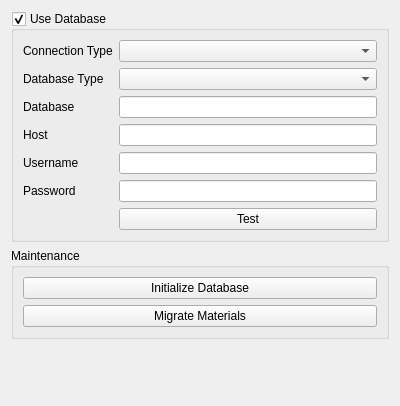
Before: the Qt Designer form src/Mod/Material/Gui/DlgSettingsDatabase.ui in davesrocketshop/FreeCAD, drawn with Qt 5.
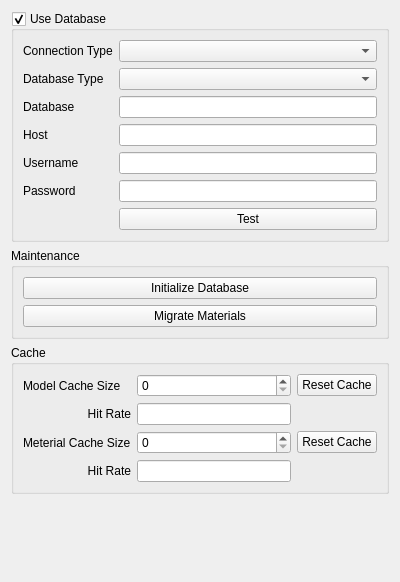
After: the same form once the commit is applied. Custom widgets are drawn as their Qt base class.

```diff
--- a/src/Mod/Material/Gui/DlgSettingsDatabase.ui
+++ b/src/Mod/Material/Gui/DlgSettingsDatabase.ui
@@ -7,7 +7,7 @@
     <x>0</x>
     <y>0</y>
     <width>400</width>
-    <height>406</height>
+    <height>582</height>
    </rect>
   </property>
   <property name="windowTitle">
@@ -167,6 +167,96 @@
      </layout>
     </widget>
    </item>
+   <item>
+    <widget class="QGroupBox" name="groupBox_2">
+     <property name="title">
+      <string>Cache</string>
+     </property>
+     <layout class="QGridLayout" name="gridLayout_3">
+      <item row="0" column="0">
+       <widget class="QLabel" name="label_7">
+        <property name="text">
+         <string>Model Cache Size</string>
+        </property>
+       </widget>
+      </item>
+      <item row="2" column="0">
+       <widget class="QLabel" name="label_8">
+        <property name="text">
+         <string>Meterial Cache Size</string>
+        </property>
+       </widget>
+      </item>
+      <item row="1" column="1">
+       <widget class="QLineEdit" name="inputModelCacheHitRate">
+        <property name="readOnly">
+         <bool>true</bool>
+        </property>
+       </widget>
+      </item>
+      <item row="3" column="1">
+       <widget class="QLineEdit" name="inputMaterialCacheHitRate"/>
+      </item>
+      <item row="1" column="0">
+       <widget class="QLabel" name="label_9">
+        <property name="text">
+         <string>Hit Rate</string>
+        </property>
+        <property name="alignment">
+         <set>Qt::AlignRight|Qt::AlignTrailing|Qt::AlignVCenter</set>
+        </property>
+       </widget>
+      </item>
+      <item row="3" column="0">
+       <widget class="QLabel" name="label_10">
+        <property name="text">
+         <string>Hit Rate</string>
+        </property>
+        <property name="alignment">
+         <set>Qt::AlignRight|Qt::AlignTrailing|Qt::AlignVCenter</set>
+        </property>
+       </widget>
+      </item>
+      <item row="2" column="1">
+       <widget class="Gui::PrefSpinBox" name="spinMaterialCacheSize">
+        <property name="prefEntry" stdset="0">
+         <cstring>MaterialCacheSize</cstring>
+        </property>
+        <property name="prefPath" stdset="0">
+         <cstring>Mod/Material/Database</cstring>
+        </property>
+       </widget>
+      </item>
+      <item row="0" column="1">
+       <widget class="Gui::PrefSpinBox" name="spinModelCacheSize">
+        <property name="maximum">
+         <number>4096</number>
+        </property>
+        <property name="prefEntry" stdset="0">
+         <cstring>ModelCacheSize</cstring>
+        </property>
+        <property name="prefPath" stdset="0">
+         <cstring>Mod/Material/Database</cstring>
+        </property>
+       </widget>
+      </item>
+      <item row="0" column="2">
+       <widget class="QPushButton" name="buttonModelResetCache">
+        <property name="text">
+         <string>Reset Cache</string>
+        </property>
+       </widget>
+      </item>
+      <item row="2" column="2">
+       <widget class="QPushButton" name="buttonMaterialResetCache">
+        <property name="text">
+         <string>Reset Cache</string>
+        </property>
+       </widget>
+      </item>
+     </layout>
+    </widget>
+   </item>
    <item>
     <spacer name="verticalSpacer">
      <property name="orientation">
@@ -183,6 +273,11 @@
   </layout>
  </widget>
  <customwidgets>
+  <customwidget>
+   <class>Gui::PrefSpinBox</class>
+   <extends>QSpinBox</extends>
+   <header>Gui/PrefWidgets.h</header>
+  </customwidget>
   <customwidget>
    <class>Gui::PrefComboBox</class>
    <extends>QComboBox</extends>
```
